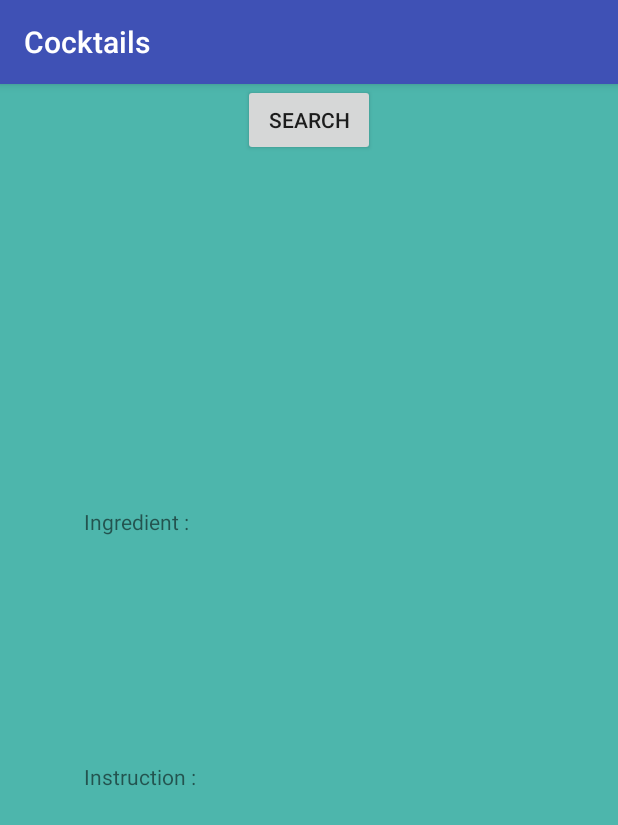
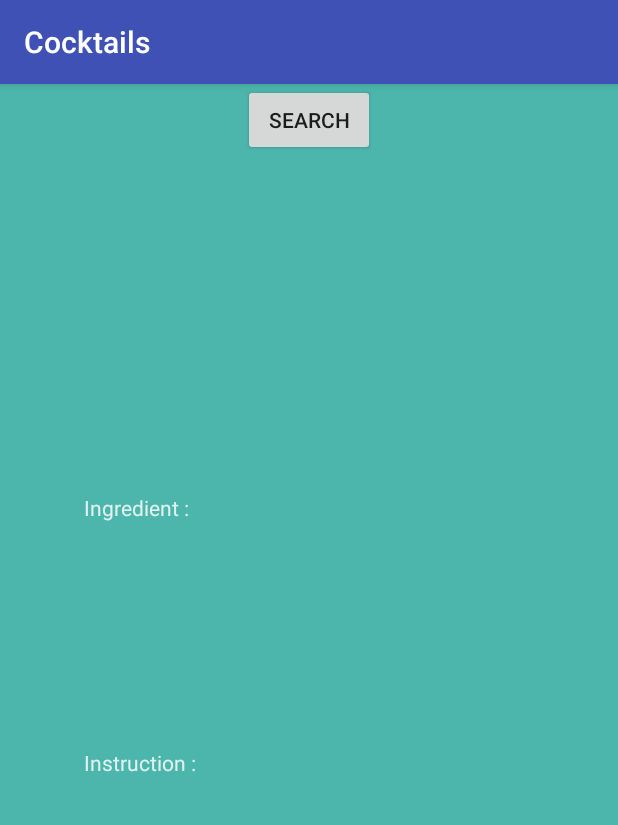
Before and after one commit to ryankwteo/MP7, an Android app: the CocktailActivity screen opened directly, with no data from a screen before it, on a phone screen of 412 x 824 dp. Shown: the top 825 px of the screen. Run offline under Robolectric (Android 15) with nearby library versions, the phone set to English and light mode, and no system bars; our stand-ins replace Picasso; pictures from the network do not load; Roboto replaces fonts that are not available here; 2 statements that could not run were skipped.

Commit message:
textcolor change

```diff
--- a/app/src/main/res/layout/activity_cocktail.xml
+++ b/app/src/main/res/layout/activity_cocktail.xml
@@ -38,7 +38,7 @@
                 android:id="@+id/imageView3"
                 android:layout_width="match_parent"
                 android:layout_height="145dp"
-                android:layout_marginTop="40dp"
+                android:layout_marginTop="25dp"
                 app:layout_constraintEnd_toEndOf="parent"
                 app:layout_constraintHorizontal_bias="0.502"
                 app:layout_constraintStart_toStartOf="parent"
@@ -48,14 +48,16 @@
                 android:id="@+id/cocktailName"
                 android:layout_width="wrap_content"
                 android:layout_height="wrap_content"
-                android:layout_marginTop="8dp"
                 android:layout_marginBottom="20dp"
                 android:layout_marginEnd="8dp"
                 android:layout_marginLeft="8dp"
                 android:layout_marginRight="8dp"
                 android:layout_marginStart="8dp"
+                android:layout_marginTop="8dp"
                 android:baselineAligned="false"
                 android:text="Cocktail Name"
+                android:textColor="#E0F2F1"
+                android:textSize="18dp"
                 android:visibility="invisible"
                 app:layout_constraintBottom_toTopOf="@+id/instructionsCocktail"
                 app:layout_constraintEnd_toEndOf="@+id/imageView3"
@@ -67,6 +69,7 @@
                 android:layout_height="170dp"
                 android:layout_marginTop="1dp"
                 android:text="Ingredient : "
+                android:textColor="#E0F2F1"
                 app:layout_constraintBottom_toBottomOf="parent"
                 app:layout_constraintEnd_toEndOf="parent"
                 app:layout_constraintStart_toStartOf="parent"
@@ -83,6 +86,7 @@
                 android:layout_marginRight="3dp"
                 android:layout_marginStart="3dp"
                 android:text="Instruction : "
+                android:textColor="#E0F2F1"
                 app:layout_constraintBottom_toBottomOf="parent"
                 app:layout_constraintEnd_toEndOf="parent"
                 app:layout_constraintHorizontal_bias="0.504"
```
Also changed, not shown: app/src/main/java/edu/illinois/cs/cs125/mp7/ListActivity.java (+14 -1 lines).
